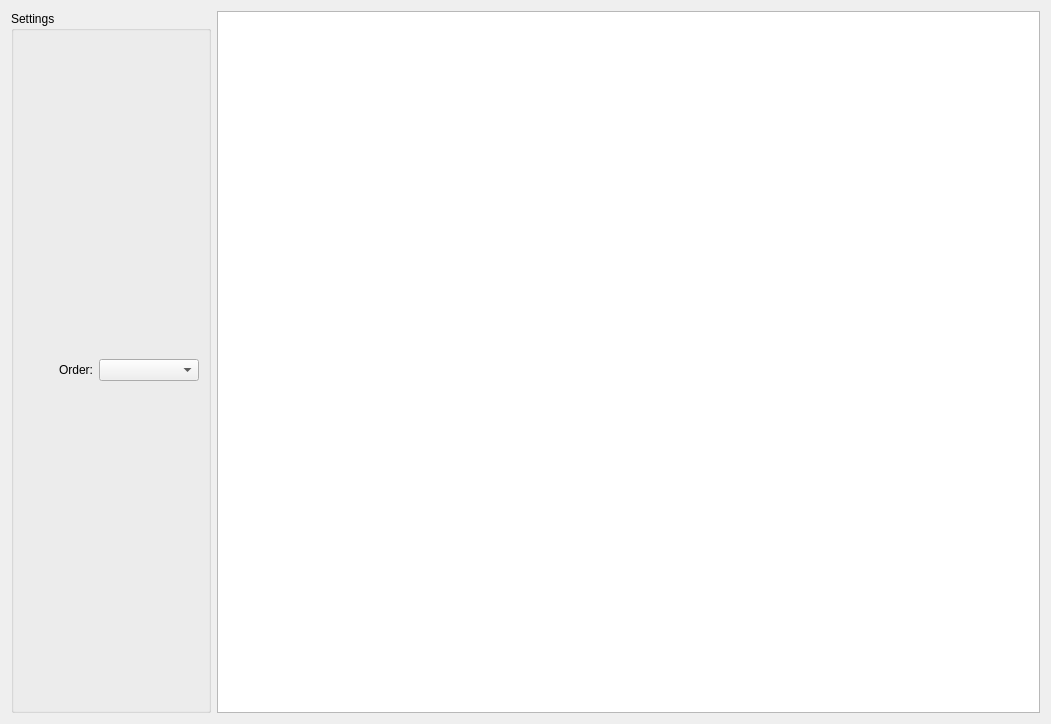
This is nicos_ess/loki/gui/ui_files/loki_scriptbuilder.ui in mlz-ictrl/nicos as Qt 5 draws it before an edit. The edited form follows.
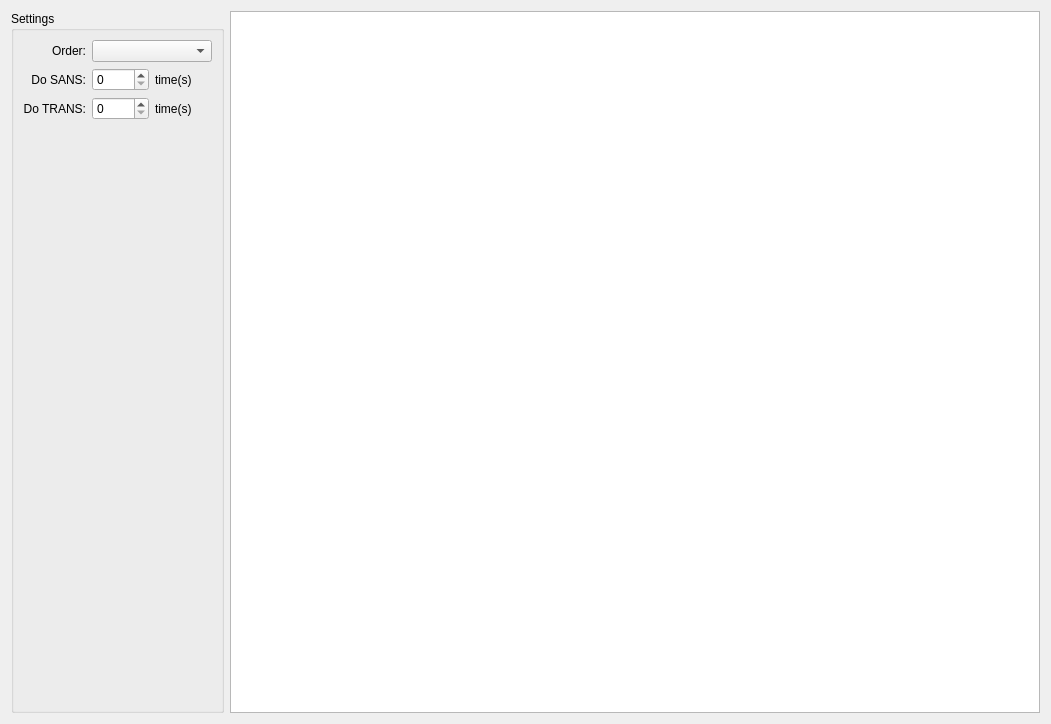
This is the edited form.

Commit message: Added some dummy fields

Diff of the .ui file:
```diff
--- a/nicos_ess/loki/gui/ui_files/loki_scriptbuilder.ui
+++ b/nicos_ess/loki/gui/ui_files/loki_scriptbuilder.ui
@@ -25,8 +25,6 @@
      <property name="title">
       <string>Settings</string>
      </property>
-     <layout class="QVBoxLayout" name="verticalLayout">
-      <item>
        <layout class="QGridLayout" name="gridLayout">
         <item row="0" column="0">
          <widget class="QLabel" name="label">
@@ -41,17 +39,86 @@
           </property>
          </widget>
         </item>
-        <item row="0" column="1">
+      <item row="0" column="1" colspan="2">
          <widget class="QComboBox" name="comboOrder">
           <property name="minimumSize">
            <size>
-            <width>100</width>
+          <width>120</width>
             <height>0</height>
            </size>
           </property>
          </widget>
         </item>
-       </layout>
+      <item row="1" column="0">
+       <widget class="QLabel" name="label_2">
+        <property name="layoutDirection">
+         <enum>Qt::LeftToRight</enum>
+        </property>
+        <property name="text">
+         <string>Do SANS:</string>
+        </property>
+        <property name="alignment">
+         <set>Qt::AlignRight|Qt::AlignTrailing|Qt::AlignVCenter</set>
+        </property>
+       </widget>
+      </item>
+      <item row="1" column="1">
+       <widget class="QSpinBox" name="spinBox_2"/>
+      </item>
+      <item row="1" column="2">
+       <widget class="QLabel" name="label_3">
+        <property name="layoutDirection">
+         <enum>Qt::LeftToRight</enum>
+        </property>
+        <property name="text">
+         <string>time(s)</string>
+        </property>
+        <property name="alignment">
+         <set>Qt::AlignLeading|Qt::AlignLeft|Qt::AlignVCenter</set>
+        </property>
+       </widget>
+      </item>
+      <item row="2" column="0">
+       <widget class="QLabel" name="label_5">
+        <property name="layoutDirection">
+         <enum>Qt::LeftToRight</enum>
+        </property>
+        <property name="text">
+         <string>Do TRANS:</string>
+        </property>
+        <property name="alignment">
+         <set>Qt::AlignRight|Qt::AlignTrailing|Qt::AlignVCenter</set>
+        </property>
+       </widget>
+      </item>
+      <item row="2" column="1">
+       <widget class="QSpinBox" name="spinBox_3"/>
+      </item>
+      <item row="2" column="2">
+       <widget class="QLabel" name="label_4">
+        <property name="layoutDirection">
+         <enum>Qt::LeftToRight</enum>
+        </property>
+        <property name="text">
+         <string>time(s)</string>
+        </property>
+        <property name="alignment">
+         <set>Qt::AlignLeading|Qt::AlignLeft|Qt::AlignVCenter</set>
+        </property>
+       </widget>
+      </item>
+      <item row="3" column="0">
+       <spacer name="verticalSpacer">
+        <property name="orientation">
+         <enum>Qt::Vertical</enum>
+        </property>
+        <property name="sizeHint" stdset="0">
+         <size>
+          <width>20</width>
+          <height>40</height>
+         </size>
+        </property>
+       </spacer>
       </item>
      </layout>
     </widget>
```
Lines whose indentation alone changed are shown as unchanged. The commit also changes 1 other file.
